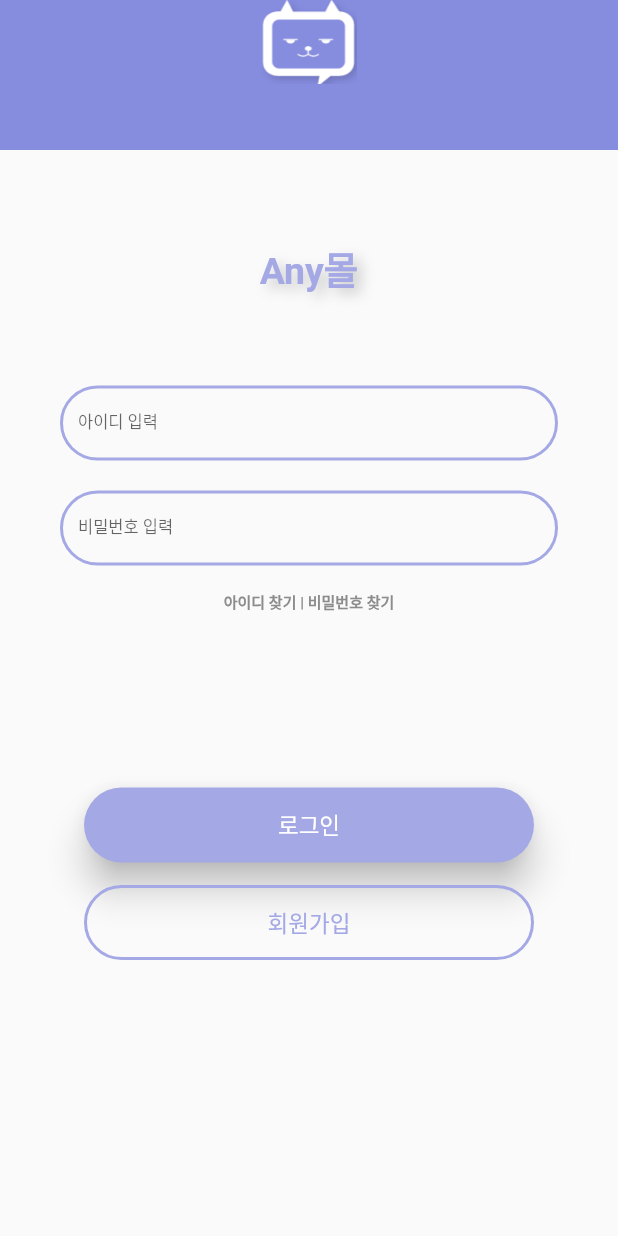
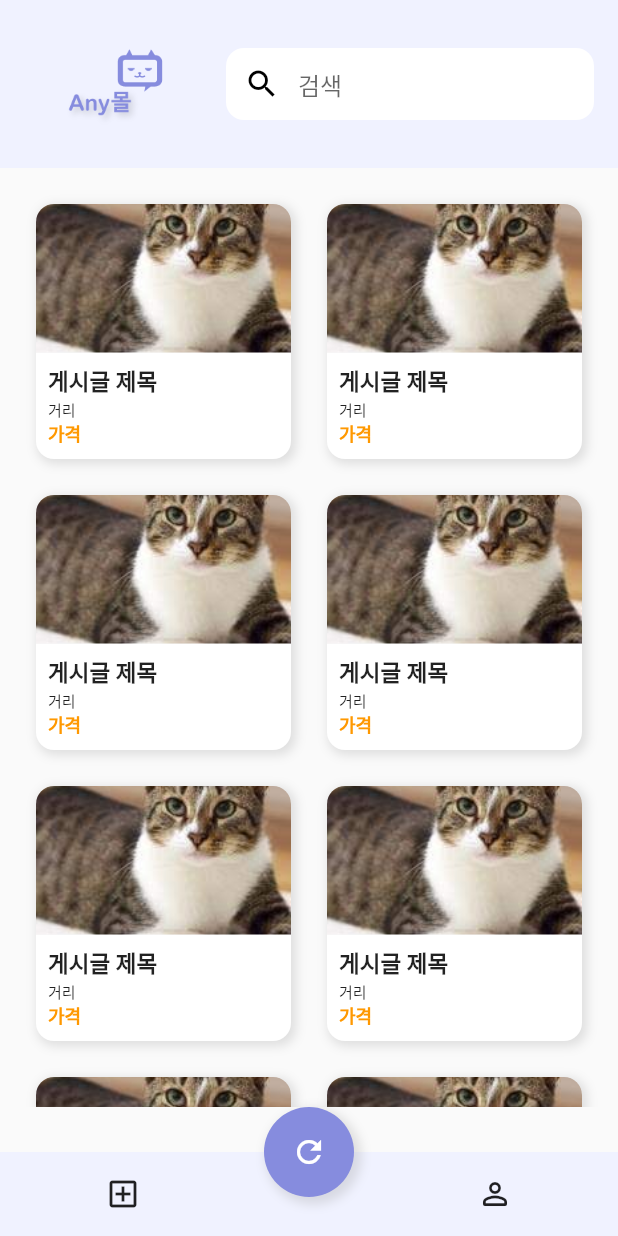
Before and after one commit to garden-jun/Anymall, a Flutter app: the screen it shows after launch, on a phone screen of 412 x 824 dp. Run offline on Flutter 3.47's test engine with Material 2 defaults, Android fonts, the phone set to English and light mode, and no system bars; our stand-ins replace carousel_slider, google_maps_flutter, image_picker.

Commit message:
detailPage, ListPage

```diff
--- a/lib/main.dart
+++ b/lib/main.dart
@@ -1,3 +1,49 @@
+import 'package:anymall/view/ListPage.dart';
+import 'package:flutter/material.dart';
+
+void main() {
+  runApp(const MyApp());
+}
+
+class MyApp extends StatelessWidget {
+  const MyApp({Key? key}) : super(key: key);
+
+  // This widget is the root of your application.
+  @override
+  Widget build(BuildContext context) {
+    return MaterialApp(
+      title: 'Flutter Demo',
+      theme: ThemeData(
+        inputDecorationTheme:
+            const InputDecorationTheme(border: OutlineInputBorder()),
+        primarySwatch: _createMaterialColor(Color(0xff868cde)),
+      ),
+      home: const ListPage(),
+    );
+  }
+
+  MaterialColor _createMaterialColor(Color color) {
+    List<double> strengths = [.05];
+    Map<int, Color> swatch = {};
+    final int r = color.red, g = color.green, b = color.blue;
+
+    for (int i = 1; i < 10; i++) {
+      strengths.add(0.1 * i);
+    }
+    strengths.forEach((strength) {
+      final double ds = 0.5 - strength;
+      swatch[(strength * 1000).round()] = Color.fromRGBO(
+        r + ((ds < 0 ? r : (255 - r)) * ds).round(),
+        g + ((ds < 0 ? g : (255 - g)) * ds).round(),
+        b + ((ds < 0 ? b : (255 - b)) * ds).round(),
+        1,
+      );
+    });
+    return MaterialColor(color.value, swatch);
+  }
+}
+
+/*
 import 'package:flutter/material.dart';
 
 import 'view/loginPage.dart';
@@ -24,3 +70,4 @@ class MyApp extends StatelessWidget {
     );
   }
 }
+*/
--- /dev/null
+++ b/lib/view/ListPage.dart
@@ -0,0 +1,168 @@
+import 'package:flutter/material.dart';
+import 'PostPage.dart';
+import 'DetailPage.dart';
+
+class ListPage extends StatefulWidget {
+  const ListPage({Key? key}) : super(key: key);
+
+  @override
+  State<ListPage> createState() => _ListPageState();
+}
+
+class _ListPageState extends State<ListPage> {
+  @override
+  Widget build(BuildContext context) {
+    Size size = MediaQuery.of(context).size;
+
+    return Scaffold(
+      appBar: AppBar(
+        title: SizedBox(
+            height: kToolbarHeight,
+            child: Row(
+              children: [
+                Expanded(child: Image.asset("imgs/logo.png")),
+                const SizedBox(width: 12),
+                Expanded(
+                    flex: 2,
+                    child: Container(
+                      decoration: const BoxDecoration(
+                          color: Colors.white,
+                          borderRadius: BorderRadius.all(Radius.circular(12))),
+                      child: const TextField(
+                        decoration: InputDecoration(
+                            hintText: "검색",
+                            prefixIcon: Icon(Icons.search),
+                            prefixIconColor: Colors.black,
+                            border: InputBorder.none),
+                      ),
+                    ))
+              ],
+            )),
+        backgroundColor: const Color(0xffF0F2FF),
+        elevation: 0,
+        toolbarHeight: kToolbarHeight * 2,
+      ),
+      body: GridView.builder(
+          padding: const EdgeInsets.all(24),
+          gridDelegate: const SliverGridDelegateWithFixedCrossAxisCount(
+              crossAxisCount: 2,
+              childAspectRatio: 1,
+              crossAxisSpacing: 24,
+              mainAxisSpacing: 24),
+          itemBuilder: (context, index) => PostItem()),
+      bottomNavigationBar: Container(
+          height: kToolbarHeight + 30,
+          width: size.width,
+          child: Stack(
+            children: [
+              Positioned(
+                  bottom: 0,
+                  child: Container(
+                    height: kToolbarHeight,
+                    width: size.width,
+                    padding: EdgeInsets.symmetric(horizontal: 70),
+                    color: const Color(0xffF0F2FF),
+                    child: Row(
+                        mainAxisAlignment: MainAxisAlignment.spaceBetween,
+                        children: [
+                          GestureDetector(
+                            child: Icon(Icons.add_box_outlined),
+                            onTap: () {
+                              Navigator.push(
+                                  context,
+                                  MaterialPageRoute(
+                                      builder: (context) => PostPage()));
+                            },
+                          ),
+                          Icon(Icons.person_outline_rounded)
+                        ]),
+                  )),
+              Positioned(
+                  top: 0,
+                  right: 0,
+                  left: 0,
+                  child: Container(
+                    width: 60,
+                    height: 60,
+                    decoration: BoxDecoration(
+                      color: const Color(0xff868cde),
+                      shape: BoxShape.circle,
+                      boxShadow: [
+                        BoxShadow(
+                          color: Colors.grey.withOpacity(0.3),
+                          spreadRadius: 2,
+                          blurRadius: 5,
+                          offset: Offset(3, 3),
+                        ),
+                      ],
+                    ),
+                    child: const Icon(Icons.refresh, color: Colors.white),
+                  ))
+            ],
+          )),
+    );
+  }
+}
+
+class PostItem extends StatelessWidget {
+  const PostItem({Key? key}) : super(key: key);
+
+  @override
+  Widget build(BuildContext context) {
+    return InkWell(
+      borderRadius: const BorderRadius.all(Radius.circular(12)),
+      onTap: () {
+        Navigator.push(
+            context, MaterialPageRoute(builder: (context) => DetailPage()));
+      },
+      child: Container(
+        decoration: BoxDecoration(
+            color: Colors.white,
+            boxShadow: [
+              BoxShadow(
+                color: Colors.grey.withOpacity(0.3),
+                spreadRadius: 1,
+                blurRadius: 5,
+                offset: Offset(2, 2),
+              ),
+            ],
+            borderRadius: const BorderRadius.all(Radius.circular(12))),
+        child: GridTile(
+          child: Column(
+            crossAxisAlignment: CrossAxisAlignment.start,
+            children: [
+              Expanded(
+                child: Container(
+                  decoration: BoxDecoration(
+                    image: DecorationImage(
+                        image: AssetImage("imgs/cat.jpg"), fit: BoxFit.cover),
+                    color: Colors.grey.shade200,
+                    borderRadius: const BorderRadius.only(
+                        topLeft: Radius.circular(12),
+                        topRight: Radius.circular(12)),
+                  ),
+                ),
+              ),
+              Container(
+                padding: const EdgeInsets.all(8),
+                child: Column(
+                    crossAxisAlignment: CrossAxisAlignment.start,
+                    children: [
+                      const Text("게시글 제목",
+                          style: TextStyle(
+                              fontSize: 15, fontWeight: FontWeight.bold)),
+                      const Text("거리", style: TextStyle(fontSize: 10)),
+                      const Text("가격",
+                          style: TextStyle(
+                              fontSize: 12,
+                              color: Colors.orange,
+                              fontWeight: FontWeight.bold))
+                    ]),
+              ),
+            ],
+          ),
+        ),
+      ),
+    );
+  }
+}
--- a/pubspec.yaml
+++ b/pubspec.yaml
@@ -29,14 +29,16 @@ environment:
 dependencies:
   flutter:
     sdk: flutter
-  google_maps_flutter: ^2.0.1
 
-    # image_picker: ^0.6.7+7
+
 
 
   # The following adds the Cupertino Icons font to your application.
   # Use with the CupertinoIcons class for iOS style icons.
   cupertino_icons: ^1.0.2
+  image_picker: ^0.8.5+3
+  carousel_slider: ^4.1.1
+  google_maps_flutter: ^2.0.1
   http: ^0.13.4
 
 dev_dependencies:
```
Also changed, not shown: lib/view/DetailPage.dart (added, +183 -0 lines), imgs/cat.jpg (added), imgs/logo.png (added), pubspec.lock, 1 other file.
